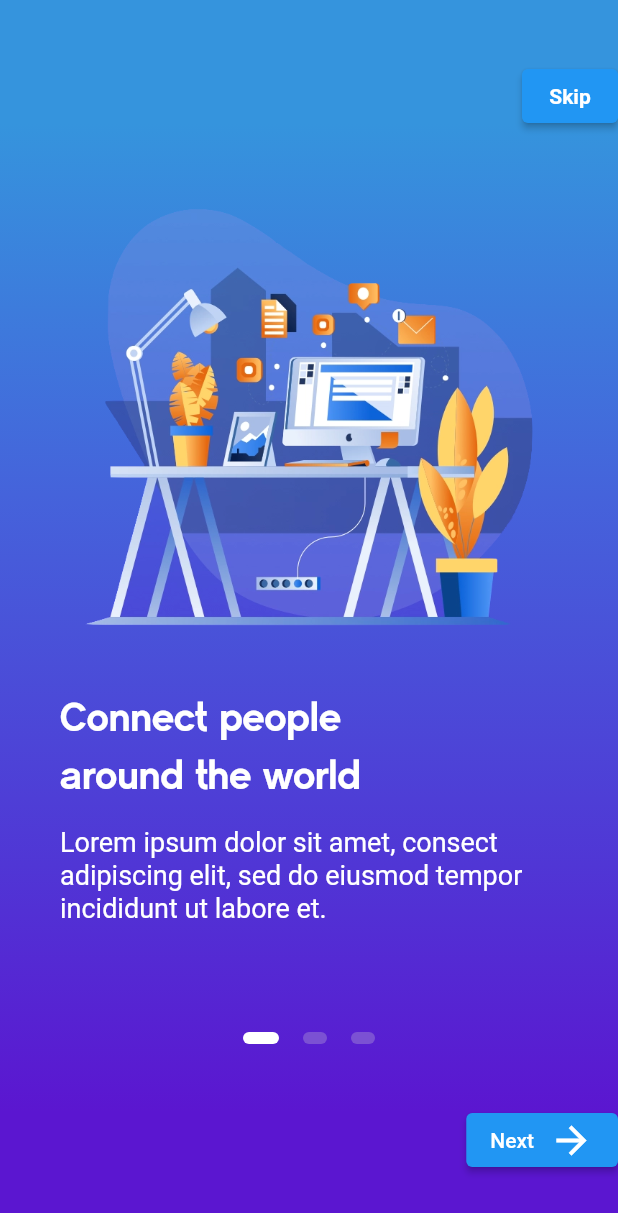
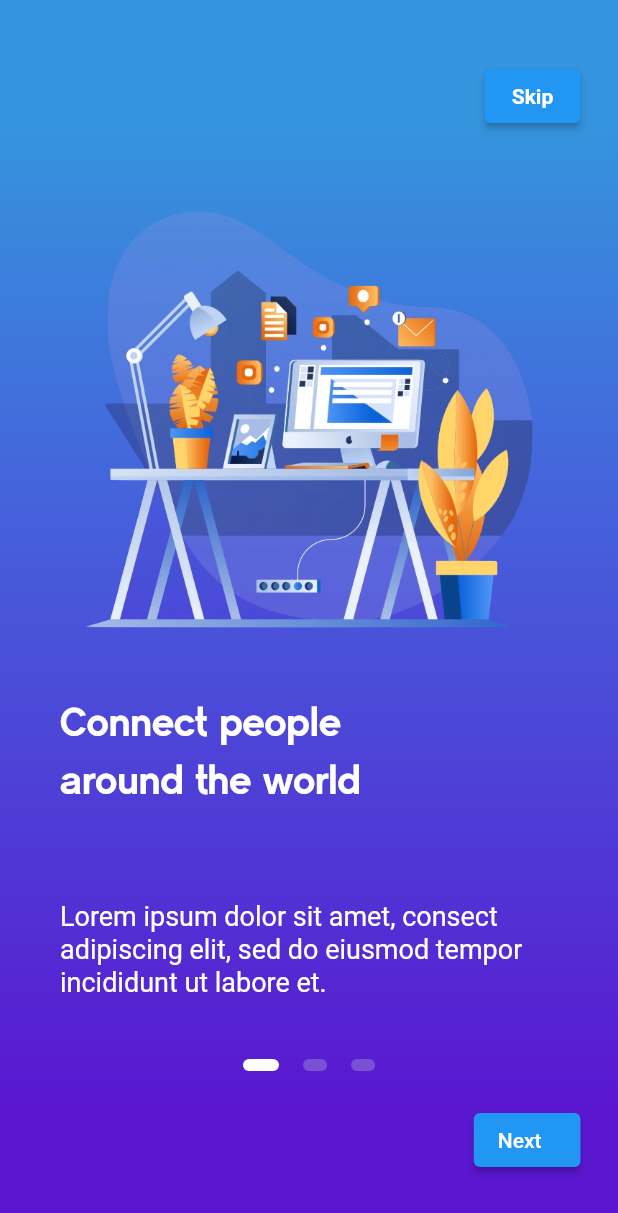
Before and after one commit to rahman248/ecourse, a Flutter app: the screen it shows after launch, on a phone screen of 412 x 824 dp. Shown: the top 1213 px of the screen. Run offline on Flutter 3.47's test engine with Material 2 defaults, Android fonts, the phone set to English and light mode, and no system bars; our stand-ins replace firebase_core; accounts and stored records are empty; Roboto replaces fonts that are missing (OpenSans).

Commit message:
Fixing Overflowing RenderFlex has an orientation of Axis.vertical

```diff
--- a/lib/ui/onboarding.dart
+++ b/lib/ui/onboarding.dart
@@ -1,4 +1,5 @@
 import 'package:ecourse/utils/constant.dart';
+import 'package:flutter/cupertino.dart';
 import 'package:flutter/material.dart';
 import 'package:flutter/services.dart';
 
@@ -37,6 +38,7 @@ class _OnboardingScreenState extends State<OnboardingScreen> {
   @override
   Widget build(BuildContext context) {
     return Scaffold(
+      resizeToAvoidBottomInset: false,
       body: AnnotatedRegion<SystemUiOverlayStyle>(
         value: SystemUiOverlayStyle.light,
         child: Container(
@@ -51,7 +53,8 @@ class _OnboardingScreenState extends State<OnboardingScreen> {
                 Color(0xFF5036D5),
                 Color(0xFF5B16D0),
               ],
-          )),
+            ),
+          ),
           child: Padding(
             padding: const EdgeInsets.symmetric(vertical: 40.0),
             child: Column(
@@ -59,8 +62,10 @@ class _OnboardingScreenState extends State<OnboardingScreen> {
               children: <Widget>[
                 Container(
                   alignment: Alignment.centerRight,
+                  margin: const EdgeInsets.only(right: 25),
                   child: ElevatedButton(
-                    onPressed: () => print('Skip'),
+                    onPressed: () => Navigator.of(context)
+                        .pushReplacementNamed(LOGIN_SCREEN),
                     child: const Text(
                       'Skip',
                       style: kLabelStyle,
@@ -68,7 +73,7 @@ class _OnboardingScreenState extends State<OnboardingScreen> {
                   ),
                 ),
                 SizedBox(
-                  height: 600.0,
+                  height: MediaQuery.of(context).size.height * 0.75,
                   child: PageView(
                     physics: const ClampingScrollPhysics(),
                     controller: _pageController,
@@ -79,11 +84,14 @@ class _OnboardingScreenState extends State<OnboardingScreen> {
                     },
                     children: <Widget>[
                       Padding(
-                        padding: const EdgeInsets.all(40.00),
+                        padding: const EdgeInsets.all(40.0),
                         child: Column(
-                          crossAxisAlignment: CrossAxisAlignment.start,
+                          crossAxisAlignment: CrossAxisAlignment.stretch,
                           children: const <Widget>[
-                            Center(
+                            Flexible(
+                              fit: FlexFit.tight,
+                              flex: 5,
+                              child: Center(
                                 child: Image(
                                   image: AssetImage(
                                     'assets/images/onboarding0.png',
@@ -92,12 +100,43 @@ class _OnboardingScreenState extends State<OnboardingScreen> {
                                   width: 300.0,
                                 ),
                               ),
+                            ),
                             SizedBox(height: 30.0),
                             Text(
                               'Connect people\naround the world',
                               style: kTitleStyle,
                             ),
-                            SizedBox(height: 15.0),
+                            Expanded(child: SizedBox(height: 100.0)),
+                            Text(
+                              'Lorem ipsum dolor sit amet, consect adipiscing elit, sed do eiusmod tempor incididunt ut labore et.',
+                              style: kSubtitleStyle,
+                            ),
+                          ],
+                        ),
+                      ),
+                      Padding(
+                        padding: const EdgeInsets.all(40.0),
+                        child: Column(
+                          crossAxisAlignment: CrossAxisAlignment.stretch,
+                          children: const <Widget>[
+                            Flexible(
+                              fit: FlexFit.tight,
+                              flex: 5,
+                              child: Center(
+                                child: Image(
+                                  image: AssetImage(
+                                      'assets/images/onboarding1.png'),
+                                  height: 300.0,
+                                  width: 300.0,
+                                ),
+                              ),
+                            ),
+                            Expanded(child: SizedBox(height: 30.0)),
+                            Text(
+                              'Live your life smarter\nwith us!',
+                              style: kTitleStyle,
+                            ),
+                            Expanded(child: SizedBox(height: 15.0)),
                             Text(
                               'Lorem ipsum dolor sit amet, consect adipiscing elit, sed do eiusmod tempor incididunt ut labore et.',
                               style: kSubtitleStyle,
@@ -110,33 +149,10 @@ class _OnboardingScreenState extends State<OnboardingScreen> {
                         child: Column(
                           crossAxisAlignment: CrossAxisAlignment.start,
                           children: const <Widget>[
-                            Center(
-                              child: Image(
-                                image:
-                                    AssetImage('assets/images/onboarding1.png'),
-                                height: 300.0,
-                                width: 300.0,
-                              ),
-                            ),
-                            SizedBox(height: 30.0),
-                            Text(
-                              'Live your life smarter\nwith us!',
-                              style: kTitleStyle,
-                            ),
-                            SizedBox(height: 15.0),
-                            Text(
-                              'Lorem ipsum dolor sit amet, consect adipiscing elit, sed do eiusmod tempor incididunt ut labore et.',
-                              style: kSubtitleStyle,
-                            ),
-                          ],
-                        ),
-                      ),
-                      Padding(
-                        padding: const EdgeInsets.all(40.0),
-                        child: Column(
-                          crossAxisAlignment: CrossAxisAlignment.start,
-                          children: const <Widget>[
-                            Center(
+                            Flexible(
+                              fit: FlexFit.tight,
+                              flex: 5,
+                              child: Center(
                                 child: Image(
                                   image: AssetImage(
                                     'assets/images/onboarding2.png',
@@ -145,19 +161,20 @@ class _OnboardingScreenState extends State<OnboardingScreen> {
                                   height: 300.0,
                                 ),
                               ),
-                            SizedBox(height: 30.0),
+                            ),
+                            Expanded(child: SizedBox(height: 30.0)),
                             Text(
                               'Get a new experience\nof imagination',
                               style: kTitleStyle,
                             ),
-                            SizedBox(height: 15.0),
+                            Expanded(child: SizedBox(height: 10.0)),
                             Text(
                               'Lorem ipsum dolor sit amet, consect adipiscing elit, sed do eiusmod tempor incididunt ut labore et.',
                               style: kSubtitleStyle,
                             ),
                           ],
                         ),
-                      )
+                      ),
                     ],
                   ),
                 ),
@@ -167,8 +184,9 @@ class _OnboardingScreenState extends State<OnboardingScreen> {
                 ),
                 _currentPage != _numPages - 1
                     ? Expanded(
-                        child: Align(
+                        child: Container(
                           alignment: FractionalOffset.bottomRight,
+                          margin: const EdgeInsets.only(right: 25),
                           child: ElevatedButton(
                             onPressed: () {
                               _pageController.nextPage(
@@ -179,17 +197,14 @@ class _OnboardingScreenState extends State<OnboardingScreen> {
                             child: Row(
                               mainAxisAlignment: MainAxisAlignment.center,
                               mainAxisSize: MainAxisSize.min,
-                              children: const [
+                              children: const <Widget>[
                                 Text(
                                   'Next',
-                                  style: TextStyle(color: Colors.white),
+                                  style: TextStyle(
+                                    color: Colors.white,
+                                  ),
                                 ),
                                 SizedBox(width: 10.0),
-                                Icon(
-                                  Icons.arrow_forward,
-                                  color: Colors.white,
-                                  size: 30.0,
-                                ),
                               ],
                             ),
                           ),
--- a/lib/ui/splash.dart
+++ b/lib/ui/splash.dart
@@ -56,7 +56,7 @@ class SplashScreenState extends State<SplashScreen>
               Padding(
                 padding: const EdgeInsets.only(bottom: 30.0),
                 child: Image.asset(
-                  '',
+                  'assets/images/copyrights.png',
                   height: 25.0,
                   fit: BoxFit.scaleDown,
                 ),
@@ -67,7 +67,7 @@ class SplashScreenState extends State<SplashScreen>
             mainAxisAlignment: MainAxisAlignment.center,
             children: <Widget>[
               Image.asset(
-                '',
+                'assets/images/bakrie.png',
                 width: animation.value * 250,
                 height: animation.value * 250,
               )
```
Also changed, not shown: assets/images/bakrie.png (added), assets/images/copyrights.png (added), 2 other files. Lines whose indentation alone changed are shown as unchanged.
